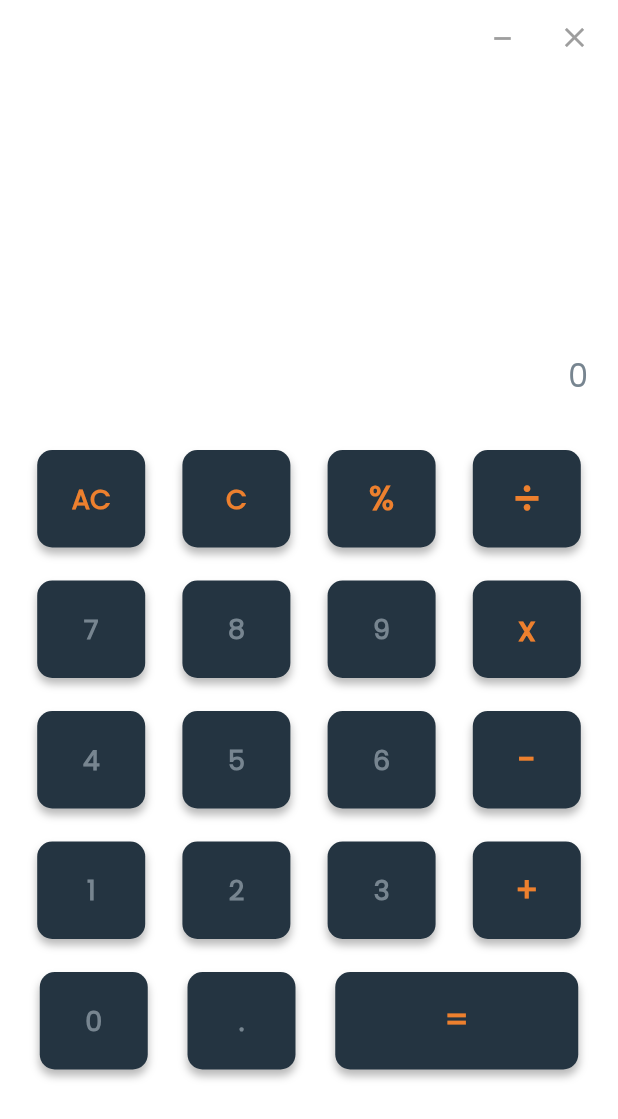
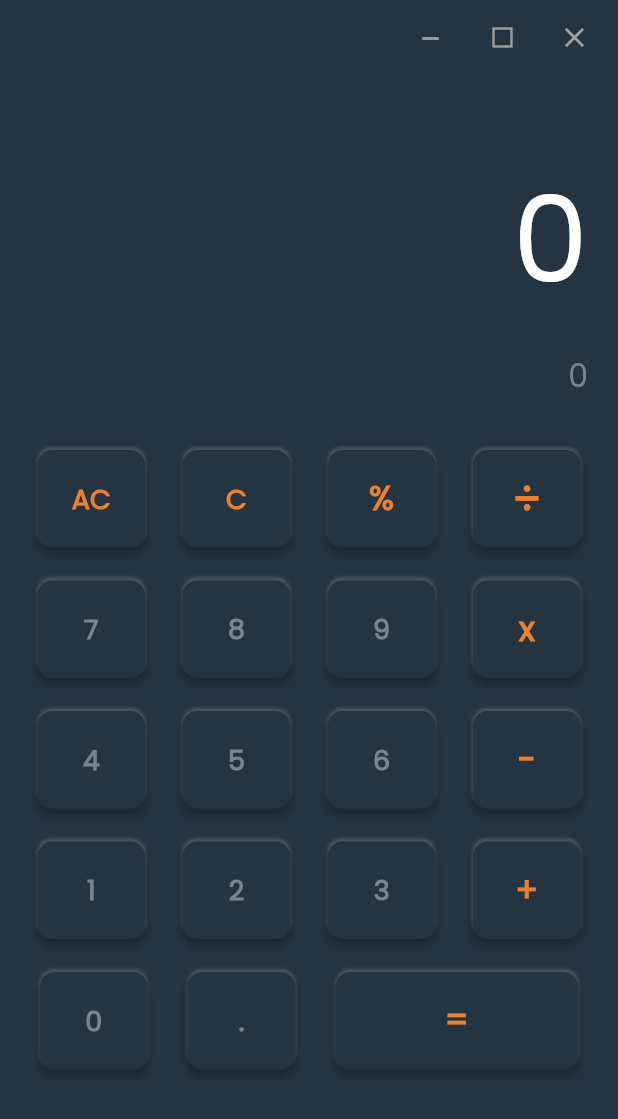
Before and after one commit to arshiyankhan/JustAnotherCalculator, a Flutter app: the screen it shows after launch, after a tap on the "close" icon, on a phone screen of 412 x 824 dp. Shown: the top 1119 px of the screen. Run offline on Flutter 3.47's test engine with Material 2 defaults, Android fonts, the phone set to English and light mode, and no system bars; our stand-ins replace animated_splash_screen, flutter_screenutil, page_transition; missing offline and left inert: bitsdojo_window, flutter_acrylic.

Commit message:
V1.1 Beta

```diff
--- a/lib/main.dart
+++ b/lib/main.dart
@@ -1,30 +1,104 @@
+import 'dart:io';
+
+import 'package:animated_splash_screen/animated_splash_screen.dart';
 import 'package:bitsdojo_window/bitsdojo_window.dart';
 import 'package:calculator/widgets/function_button.dart';
 import 'package:calculator/widgets/normal_button.dart';
 import 'package:flutter/material.dart';
 import 'package:flutter/services.dart';
 import 'package:flutter_acrylic/flutter_acrylic.dart';
+import 'package:page_transition/page_transition.dart';
+import 'package:flutter_screenutil/flutter_screenutil.dart';
 
 void main() async {
-  WidgetsFlutterBinding.ensureInitialized();
-  await Window.initialize();
-  await Window.setEffect(
-    effect: WindowEffect.aero,
-    color: Color(0xDD243441),
-  );
+  // WidgetsFlutterBinding.ensureInitialized();
+  // await Window.initialize();
+  // await Window.setEffect(
+  //   effect: WindowEffect.solid,
+  //   color: Color(0xDD243441),
+  // );
+
   runApp(MaterialApp(
       debugShowCheckedModeBanner: false,
-    home: HomeScreen(),
-  ));
+      home: AnimatedSplashScreen(
+        splashIconSize: double.maxFinite,
+        duration: 2500,
+        splashTransition: SplashTransition.fadeTransition,
+        pageTransitionType: PageTransitionType.fade,
+        nextScreen: HomeScreen(),
+        backgroundColor: Color(0xFF303337),
+        splash: Column(
+          children: [
+            Expanded(
+              child: SizedBox(
+                height: 1,
+              ),
+            ),
+            Image.asset(
+              'assets/jaclogo.png',
+              width: 267,
+              height: 100,
+              ),
+            SizedBox(
+              height: 20,
+            ),
+            Text(
+                'Just Another Calculator',
+                 style: TextStyle(
+                  fontSize: 18,
+                  fontWeight: FontWeight.bold,
+                  fontFamily: 'spartan',
+                  color: Colors.white,
+                ),
+              ),
+            Expanded(
+              child: SizedBox(
+                height: 1,
+              ),
+            ),
+            Row(
+              children: [
+                Expanded(
+                  child: SizedBox(
+                    width: 1,
+                  ),
+                ),
+                Image.asset('assets/gitlogo.png'),
+                SizedBox(
+                  width: 5,
+                ),
+                Text(
+                  'arshiyankhan',
+                  style: TextStyle(
+                  fontSize: 13,
+                  fontWeight: FontWeight.bold,
+                  fontFamily: 'spartan',
+                  color: Colors.white,
+                ),
+                ),
+                SizedBox(
+                  width: 15,
+                )
+              ],
+            ),
+            SizedBox(
+              height: 15,
+            )
+          ],
+        ),
+      )));
 
+  if (Platform.isWindows){
   doWhenWindowReady(() {
     Size size = Size(380, 750);
     appWindow.minSize = size;
     appWindow.size = size;
-    appWindow.maxSize = size;
-    appWindow.title = "Calculator";
+    // appWindow.maxSize = size;
+    appWindow.title = "Just Another Calculator";
+    appWindow.alignment = Alignment.center;
     appWindow.show();
   });
+  }
 }
 
 // Stateless Widget & Stateless Widget
@@ -39,119 +113,112 @@ class HomeScreen extends StatefulWidget {
 class _HomeScreenState extends State<HomeScreen> {
   String currentResult = "0";
   String currentValue = "0";
-  List functions = [
-        "%",
-        "÷",
-        "x",
-        "-",
-        "+"
-      ];
+  List functions = ["%", "÷", "x", "-", "+"];
 
-  void handleButton(String value, {bool isFunction = false}){
-    if(!isFunction){
-      if(currentValue=="0"){
+  void handleButton(String value, {bool isFunction = false}) {
+    if (!isFunction) {
+      if (currentValue == "0") {
         removeLastLetter();
       }
       setState(() {
-        currentValue+= value;
+        currentValue += value;
       });
-    }else{
-      if(value== "AC"){
+    } else {
+      if (value == "AC") {
         setState(() {
           currentResult = "0";
           currentValue = "0";
         });
+      } else if (value == "C") {
+        removeLastLetter();
+      } else if (value == "%") {
+      } else if (value == "/") {
+        if (currentValue.length == 0) {
+          return;
         }
-      else if(value== "C"){
-        removeLastLetter();
-      }
-      else if(value == "%"){}
-
-      else if(value == "/"){
-        if(currentValue.length==0){return;}
         checkAndCalculateValue();
-        if(isPreviousPressAFunction()){
+        if (isPreviousPressAFunction()) {
           removeLastLetter();
         }
         setState(() {
-          currentValue+='÷';
+          currentValue += '÷';
         });
+      } else if (value == "x") {
+        if (currentValue.length == 0) {
+          return;
         }
-      else if(value == "x"){
-        if(currentValue.length==0){return;}
         checkAndCalculateValue();
-        if(isPreviousPressAFunction()){
+        if (isPreviousPressAFunction()) {
           removeLastLetter();
         }
         setState(() {
-          currentValue+='x';
+          currentValue += 'x';
         });
+      } else if (value == "-") {
+        if (currentValue.length == 0) {
+          return;
         }
-      else if(value == "-"){
-        if(currentValue.length==0){return;}
         checkAndCalculateValue();
-        if(isPreviousPressAFunction()){
+        if (isPreviousPressAFunction()) {
           removeLastLetter();
         }
         setState(() {
-          currentValue+='-';
+          currentValue += '-';
         });
+      } else if (value == "+") {
+        if (currentValue.length == 0) {
+          return;
         }
-      else if(value == "+"){
-        if(currentValue.length==0){return;}
         checkAndCalculateValue();
-        if(isPreviousPressAFunction()){
+        if (isPreviousPressAFunction()) {
           removeLastLetter();
         }
         setState(() {
-          currentValue+='+';
+          currentValue += '+';
         });
-      }
-      else if(value == "="){
+      } else if (value == "=") {
         checkAndCalculateValue(forceUpdate: true);
-      }
-      else if(value == "."){
+      } else if (value == ".") {
         handleDot();
       }
     }
   }
 
   void handleDot() {
-    if(currentValue.length == 1){
+    if (currentValue.length == 1) {
       setState(() {
-        currentValue+='.';
+        currentValue += '.';
       });
       return;
     }
-    if (!(currentValue.length > 1)){
+    if (!(currentValue.length > 1)) {
       return;
     }
 
-    String lastLetter = currentValue.substring(currentValue.length-1);
+    String lastLetter = currentValue.substring(currentValue.length - 1);
 
-    if (functions.contains(lastLetter)){
+    if (functions.contains(lastLetter)) {
       return;
     }
 
     bool anyFunction = false;
 
-    for (String function in functions){
-
-      if (currentValue.contains(function)){
+    for (String function in functions) {
+      if (currentValue.contains(function)) {
         anyFunction = true;
         break;
       }
     }
 
-    if (anyFunction){
-      if (".".allMatches(currentValue).length >= 2){
+    if (anyFunction) {
+      if (".".allMatches(currentValue).length >= 2) {
         return;
       }
       setState(() {
         currentValue += ".";
       });
-    }else{
-      if (currentValue.contains(".")){
+    } else {
+      if (currentValue.contains(".")) {
         return;
       }
       setState(() {
@@ -160,22 +227,20 @@ class _HomeScreenState extends State<HomeScreen> {
     }
   }
 
-  void removeLastLetter(){
+  void removeLastLetter() {
     setState(() {
       try {
-          currentValue = currentValue.substring(0,currentValue.length-1);
+        currentValue = currentValue.substring(0, currentValue.length - 1);
       } catch (e) {}
     });
   }
 
-  checkAndCalculateValue({bool forceUpdate = false}){
-    for (String function in functions){
-
+  checkAndCalculateValue({bool forceUpdate = false}) {
+    for (String function in functions) {
       // Try to split the current values using the function
       List splitted = currentValue.split(function);
       // If the splitted list has atleast 2 members AND the second member is not empty
-      if (splitted.length >= 2 && splitted[1] != ''){
-
+      if (splitted.length >= 2 && splitted[1] != '') {
         // Assign the numbers from splitted list
         double num1 = double.parse(splitted[0]);
         double num2 = double.parse(splitted[1]);
@@ -185,36 +250,37 @@ class _HomeScreenState extends State<HomeScreen> {
 
         // Calculating the numbers as per the function they were splitted from
         // and assigning the result to the result variable
-        if (function == functions[1]){
-          result = num1/num2;
-        }else if (function == functions[2]){
-          result = num1*num2;
-        }else if (function == functions[3]){
-          result = num1-num2;
-        }else if (function == functions[4]){
-          result = num1+num2;
+        if (function == functions[1]) {
+          result = num1 / num2;
+        } else if (function == functions[2]) {
+          result = num1 * num2;
+        } else if (function == functions[3]) {
+          result = num1 - num2;
+        } else if (function == functions[4]) {
+          result = num1 + num2;
         }
 
         // Checking the the result ends with .0
         // If YES then we can remove it from the last
         // FINALLY set the current value to this result
-        if (result.toString().endsWith(".0")){
+        if (result.toString().endsWith(".0")) {
           setState(() {
             // If Force Update i.e current value goes empty
-            if (forceUpdate){
+            if (forceUpdate) {
               currentValue = "";
-            }else{
-              currentValue = "${result.toString().substring(0, result.toString().length - 2)}";
+            } else {
+              currentValue =
+                  "${result.toString().substring(0, result.toString().length - 2)}";
             }
-            currentResult = "${result.toString().substring(0, result.toString().length - 2)}";
+            currentResult =
+                "${result.toString().substring(0, result.toString().length - 2)}";
           });
-        }else{
+        } else {
           setState(() {
-
             // If Force Update i.e current value goes empty
-            if (forceUpdate){
+            if (forceUpdate) {
               currentValue = "";
-            }else{
+            } else {
               currentValue = "${result}";
             }
             currentResult = "${result}";
@@ -224,104 +290,95 @@ class _HomeScreenState extends State<HomeScreen> {
     }
   }
 
-  bool isPreviousPressAFunction(){
-      if(!(currentValue.length>1)){
+  bool isPreviousPressAFunction() {
+    if (!(currentValue.length > 1)) {
       return false;
     }
-      String lastLetter = currentValue.substring(currentValue.length-1);
+    String lastLetter = currentValue.substring(currentValue.length - 1);
 
-      if(functions.contains(lastLetter)){
+    if (functions.contains(lastLetter)) {
       return true;
     }
     return false;
   }
 
-  void keyBoardEventHandler(event){
-    if(event is RawKeyDownEvent){
-
-      if(event.isKeyPressed(LogicalKeyboardKey.numpad1)){
+  void keyBoardEventHandler(event) {
+    if (event is RawKeyDownEvent) {
+      if (event.isKeyPressed(LogicalKeyboardKey.numpad1)) {
         handleButton("1");
+      } else if (event.isKeyPressed(LogicalKeyboardKey.numpad2)) {
+        handleButton("2");
+      } else if (event.isKeyPressed(LogicalKeyboardKey.numpad3)) {
+        handleButton("3");
+      } else if (event.isKeyPressed(LogicalKeyboardKey.numpad4)) {
+        handleButton("4");
+      } else if (event.isKeyPressed(LogicalKeyboardKey.numpad5)) {
+        handleButton("5");
+      } else if (event.isKeyPressed(LogicalKeyboardKey.numpad6)) {
+        handleButton("6");
+      } else if (event.isKeyPressed(LogicalKeyboardKey.numpad7)) {
+        handleButton("7");
+      } else if (event.isKeyPressed(LogicalKeyboardKey.numpad8)) {
+        handleButton("8");
+      } else if (event.isKeyPressed(LogicalKeyboardKey.numpad9)) {
+        handleButton("9");
+      } else if (event.isKeyPressed(LogicalKeyboardKey.numpad0)) {
+        handleButton("0");
+      } else if (event.isKeyPressed(LogicalKeyboardKey.numpadAdd)) {
+        if (currentValue.length == 0) {
+          return;
         }
-      else if(event.isKeyPressed(LogicalKeyboardKey.numpad2)){
-        handleButton("2");
-      }
-      else if(event.isKeyPressed(LogicalKeyboardKey.numpad3)){
-        handleButton("3");
-      }
-      else if(event.isKeyPressed(LogicalKeyboardKey.numpad4)){
-        handleButton("4");
-      }
-      else if(event.isKeyPressed(LogicalKeyboardKey.numpad5)){
-        handleButton("5");
-      }
-      else if(event.isKeyPressed(LogicalKeyboardKey.numpad6)){
-        handleButton("6");
-      }
-      else if(event.isKeyPressed(LogicalKeyboardKey.numpad7)){
-        handleButton("7");
-      }
-      else if(event.isKeyPressed(LogicalKeyboardKey.numpad8)){
-        handleButton("8");
-      }
-      else if(event.isKeyPressed(LogicalKeyboardKey.numpad9)){
-        handleButton("9");
-      }
-      else if(event.isKeyPressed(LogicalKeyboardKey.numpad0)){
-        handleButton("0");
-      }
-      else if(event.isKeyPressed(LogicalKeyboardKey.numpadAdd)){
-        if(currentValue.length==0){return;}
         checkAndCalculateValue();
-        if(isPreviousPressAFunction()){
+        if (isPreviousPressAFunction()) {
           removeLastLetter();
         }
         setState(() {
-          currentValue+='+';
+          currentValue += '+';
         });
+      } else if (event.isKeyPressed(LogicalKeyboardKey.numpadSubtract)) {
+        if (currentValue.length == 0) {
+          return;
         }
-      else if(event.isKeyPressed(LogicalKeyboardKey.numpadSubtract)){
-        if(currentValue.length==0){return;}
         checkAndCalculateValue();
-        if(isPreviousPressAFunction()){
+        if (isPreviousPressAFunction()) {
           removeLastLetter();
         }
         setState(() {
-          currentValue+='-';
+          currentValue += '-';
         });
+      } else if (event.isKeyPressed(LogicalKeyboardKey.numpadMultiply)) {
+        if (currentValue.length == 0) {
+          return;
         }
-      else if(event.isKeyPressed(LogicalKeyboardKey.numpadMultiply)){
-        if(currentValue.length==0){return;}
         checkAndCalculateValue();
-        if(isPreviousPressAFunction()){
+        if (isPreviousPressAFunction()) {
           removeLastLetter();
         }
         setState(() {
-          currentValue+='x';
+          currentValue += 'x';
         });
+      } else if (event.isKeyPressed(LogicalKeyboardKey.numpadDivide)) {
+        if (currentValue.length == 0) {
+          return;
         }
-      else if(event.isKeyPressed(LogicalKeyboardKey.numpadDivide)){
-        if(currentValue.length==0){return;}
         checkAndCalculateValue();
-        if(isPreviousPressAFunction()){
+        if (isPreviousPressAFunction()) {
           removeLastLetter();
         }
         setState(() {
-          currentValue+='÷';
+          currentValue += '÷';
         });
-      }
-      else if (event.isKeyPressed(LogicalKeyboardKey.numpadEnter) || event.isKeyPressed(LogicalKeyboardKey.enter)){
+      } else if (event.isKeyPressed(LogicalKeyboardKey.numpadEnter) ||
+          event.isKeyPressed(LogicalKeyboardKey.enter)) {
         checkAndCalculateValue(forceUpdate: true);
-        }
-      else if(event.isKeyPressed(LogicalKeyboardKey.backspace)){
+      } else if (event.isKeyPressed(LogicalKeyboardKey.backspace)) {
         removeLastLetter();
-      }
-      else if(event.isKeyPressed(LogicalKeyboardKey.delete)){
+      } else if (event.isKeyPressed(LogicalKeyboardKey.delete)) {
         setState(() {
           currentResult = "0";
           currentValue = "";
         });
-      }
-      else if(event.isKeyPressed(LogicalKeyboardKey.numpadDecimal)){
+      } else if (event.isKeyPressed(LogicalKeyboardKey.numpadDecimal)) {
         handleDot();
       }
     }
@@ -334,7 +391,7 @@ class _HomeScreenState extends State<HomeScreen> {
       focusNode: FocusNode(),
       onKey: keyBoardEventHandler,
       child: Scaffold(
-        backgroundColor: Colors.transparent,
+        backgroundColor: Color(0xFF243441),
         body: Column(
           children: [
             //Title Bar
@@ -348,7 +405,7 @@ class _HomeScreenState extends State<HomeScreen> {
                       Expanded(child: SizedBox(width: 1)),
                       IconButton(
                         padding: EdgeInsets.only(bottom: 14),
-                        onPressed: (){
+                        onPressed: () {
                           appWindow.minimize();
                         },
                         icon: Icon(
@@ -363,6 +420,20 @@ class _HomeScreenState extends State<HomeScreen> {
                       ),
                       IconButton(
                         onPressed: (){
+                          appWindow.maximize();
+                        },
+                        icon: Icon(
+                          Icons.check_box_outline_blank_sharp,
+                          color: Colors.grey,
+                          size: 18,
+                        ),
+                        splashColor: Colors.transparent,
+                        hoverColor: Color.fromARGB(255, 26, 36, 44),
+                        focusColor: Colors.transparent,
+                        splashRadius: 16,
+                        ),
+                      IconButton(
+                        onPressed: () {
                           appWindow.close();
                         },
                         icon: Icon(
@@ -375,7 +446,9 @@ class _HomeScreenState extends State<HomeScreen> {
                         focusColor: Colors.transparent,
                         splashRadius: 15,
                       ),
-                      SizedBox(width: 5,)
+                      SizedBox(
+                        width: 5,
+                      )
                     ],
                   ),
                   decoration: BoxDecoration(
@@ -385,7 +458,7 @@ class _HomeScreenState extends State<HomeScreen> {
               ),
             ),
             Padding(
-              padding: const EdgeInsets.only(right: 20,left: 20),
+              padding: const EdgeInsets.only(right: 20, left: 20),
               child: Column(
                 crossAxisAlignment: CrossAxisAlignment.stretch,
                 children: [
@@ -420,119 +493,167 @@ class _HomeScreenState extends State<HomeScreen> {
                 ],
               ),
             ),
-            SizedBox(height: 30,),
+            SizedBox(
+              height: 30,
+            ),
             Row(
               mainAxisAlignment: MainAxisAlignment.spaceEvenly,
               children: [
                 FunctionButton(
                   text: "AC",
-                  onPressed: (){handleButton("AC", isFunction:true);},
+                  onPressed: () {
+                    handleButton("AC", isFunction: true);
+                  },
                 ),
                 FunctionButton(
                   text: "C",
-                  onPressed: (){handleButton("C", isFunction:true);},
+                  onPressed: () {
+                    handleButton("C", isFunction: true);
+                  },
                 ),
                 FunctionButton(
                   text: "%",
                   size: 22,
-                  onPressed: (){handleButton("%", isFunction:true);},
+                  onPressed: () {
+                    handleButton("%", isFunction: true);
+                  },
                 ),
                 FunctionButton(
                   text: "÷",
                   size: 28,
-                  onPressed: (){handleButton("/", isFunction:true);},
+                  onPressed: () {
+                    handleButton("/", isFunction: true);
+                  },
                 ),
               ],
             ),
-            SizedBox(height: 22,),
+            SizedBox(
+              height: 22,
+            ),
             Row(
               mainAxisAlignment: MainAxisAlignment.spaceEvenly,
               children: [
                 NormalButton(
                   text: "7",
-                  onPressed: (){handleButton("7");},
+                  onPressed: () {
+                    handleButton("7");
+                  },
                 ),
                 NormalButton(
                   text: "8",
-                  onPressed: (){handleButton("8");},
+                  onPressed: () {
+                    handleButton("8");
+                  },
                 ),
                 NormalButton(
                   text: "9",
-                  onPressed: (){handleButton("9");},
+                  onPressed: () {
+                    handleButton("9");
+                  },
                 ),
                 FunctionButton(
                   text: "x",
                   size: 22,
-                  onPressed: (){handleButton("x", isFunction:true);},
+                  onPressed: () {
+                    handleButton("x", isFunction: true);
+                  },
                 ),
               ],
             ),
-            SizedBox(height: 22,),
+            SizedBox(
+              height: 22,
+            ),
             Row(
               mainAxisAlignment: MainAxisAlignment.spaceEvenly,
               children: [
                 NormalButton(
                   text: "4",
-                  onPressed: (){handleButton("4");},
+                  onPressed: () {
+                    handleButton("4");
+                  },
                 ),
                 NormalButton(
                   text: "5",
-                  onPressed: (){handleButton("5");},
+                  onPressed: () {
+                    handleButton("5");
+                  },
                 ),
                 NormalButton(
                   text: "6",
-                  onPressed: (){handleButton("6");},
+                  onPressed: () {
+                    handleButton("6");
+                  },
                 ),
                 FunctionButton(
                   text: "-",
                   size: 22,
-                  onPressed: (){handleButton("-", isFunction:true);},
+                  onPressed: () {
+                    handleButton("-", isFunction: true);
+                  },
                 ),
               ],
             ),
-            SizedBox(height: 22,),
+            SizedBox(
+              height: 22,
+            ),
             Row(
               mainAxisAlignment: MainAxisAlignment.spaceEvenly,
               children: [
                 NormalButton(
                   text: "1",
-                  onPressed: (){handleButton("1");},
+                  onPressed: () {
+                    handleButton("1");
+                  },
                 ),
                 NormalButton(
                   text: "2",
-                  onPressed: (){handleButton("2");},
+                  onPressed: () {
+                    handleButton("2");
+                  },
                 ),
                 NormalButton(
                   text: "3",
-                  onPressed: (){handleButton("3");},
+                  onPressed: () {
+                    handleButton("3");
+                  },
                 ),
                 FunctionButton(
                   text: "+",
                   size: 22,
-                  onPressed: (){handleButton("+", isFunction:true);},
+                  onPressed: () {
+                    handleButton("+", isFunction: true);
+                  },
                 ),
               ],
             ),
-            SizedBox(height: 22,),
+            SizedBox(
+              height: 22,
+            ),
             Row(
               mainAxisAlignment: MainAxisAlignment.spaceEvenly,
               children: [
                 NormalButton(
                   text: "0",
-                  onPressed: (){handleButton("0");},
+                  onPressed: () {
+                    handleButton("0");
+                  },
                 ),
                 NormalButton(
                   text: ".",
-                  onPressed: (){handleButton(".",isFunction: true);},
+                  onPressed: () {
+                    handleButton(".", isFunction: true);
+                  },
                 ),
                 FunctionButton(
                   text: "=",
                   size: 22,
                   width: 162,
-                  onPressed: (){handleButton("=", isFunction:true);},
+                  onPressed: () {
+                    handleButton("=", isFunction: true);
+                  },
                 ),
               ],
-            )
+            ),
           ],
         ),
       ),
```
Also changed, not shown: pubspec.yaml (+10 -1 lines), assets/gitlogo.png (added), assets/jaclogo.png (added), fonts/spartanbold.ttf (added), pubspec.lock, 1 other file. Lines whose indentation alone changed are shown as unchanged.
